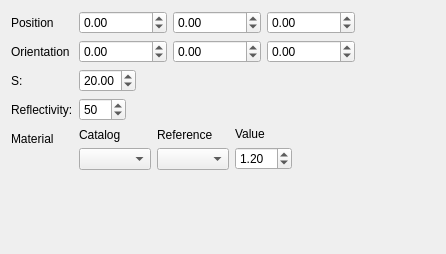
The window that freecad/pyoptools/GUI/BSCube.ui (cihologramas/freecad-pyoptools) describes before a commit, drawn with Qt 5.
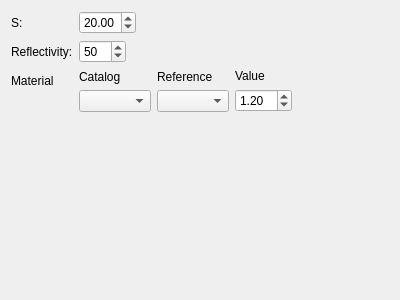
The same window after the commit.

Commit message:
Some dialogs updated to be able to use widgetMix
A new infrastructure was developed to simplify the reuse of widgets, and also to allow the design of such widgets with designer.

The edit to the form file:
```diff
--- a/freecad/pyoptools/GUI/BSCube.ui
+++ b/freecad/pyoptools/GUI/BSCube.ui
@@ -1,20 +1,20 @@
 <?xml version="1.0" encoding="UTF-8"?>
 <ui version="4.0">
- <class>Dialog</class>
- <widget class="QDialog" name="Dialog">
+ <class>Form</class>
+ <widget class="QWidget" name="Form">
   <property name="geometry">
    <rect>
     <x>0</x>
     <y>0</y>
-    <width>446</width>
-    <height>254</height>
+    <width>400</width>
+    <height>300</height>
    </rect>
   </property>
   <property name="windowTitle">
    <string>Dialog</string>
   </property>
-  <layout class="QHBoxLayout" name="horizontalLayout_4">
-   <item>
+  <layout class="QFormLayout" name="formLayout_2">
+   <item row="0" column="0">
     <layout class="QFormLayout" name="formLayout">
      <property name="sizeConstraint">
       <enum>QLayout::SetMaximumSize</enum>
@@ -23,112 +23,44 @@
       <enum>QFormLayout::ExpandingFieldsGrow</enum>
      </property>
      <item row="0" column="0">
-      <widget class="QLabel" name="label_10">
-       <property name="text">
-        <string>Position</string>
-       </property>
-      </widget>
-     </item>
-     <item row="0" column="1">
-      <layout class="QHBoxLayout" name="horizontalLayout_3">
-       <item>
-        <widget class="QDoubleSpinBox" name="Xpos">
-         <property name="minimum">
-          <double>-1000000.000000000000000</double>
-         </property>
-         <property name="maximum">
-          <double>1000000.000000000000000</double>
-         </property>
-        </widget>
-       </item>
-       <item>
-        <widget class="QDoubleSpinBox" name="Ypos">
-         <property name="minimum">
-          <double>-1000000.000000000000000</double>
-         </property>
-         <property name="maximum">
-          <double>1000000.000000000000000</double>
-         </property>
-        </widget>
-       </item>
-       <item>
-        <widget class="QDoubleSpinBox" name="Zpos">
-         <property name="minimum">
-          <double>-1000000.000000000000000</double>
-         </property>
-         <property name="maximum">
-          <double>1000000.000000000000000</double>
-         </property>
-        </widget>
-       </item>
-      </layout>
-     </item>
-     <item row="1" column="0">
-      <widget class="QLabel" name="label_7">
-       <property name="text">
-        <string>Orientation</string>
-       </property>
-      </widget>
-     </item>
-     <item row="1" column="1">
-      <layout class="QHBoxLayout" name="horizontalLayout">
-       <item>
-        <widget class="QDoubleSpinBox" name="Xrot">
-         <property name="minimum">
-          <double>-1000000.000000000000000</double>
-         </property>
-         <property name="maximum">
-          <double>1000000.000000000000000</double>
-         </property>
-        </widget>
-       </item>
-       <item>
-        <widget class="QDoubleSpinBox" name="Yrot">
-         <property name="minimum">
-          <double>-1000000.000000000000000</double>
-         </property>
-         <property name="maximum">
-          <double>1000000.000000000000000</double>
-         </property>
-         <property name="value">
-          <double>0.000000000000000</double>
-         </property>
-        </widget>
-       </item>
-       <item>
-        <widget class="QDoubleSpinBox" name="Zrot">
-         <property name="minimum">
-          <double>-1000000.000000000000000</double>
-         </property>
-         <property name="maximum">
-          <double>1000000.000000000000000</double>
-         </property>
-        </widget>
-       </item>
-      </layout>
-     </item>
-     <item row="2" column="0">
       <widget class="QLabel" name="label_2">
        <property name="text">
         <string>S:</string>
        </property>
       </widget>
      </item>
-     <item row="2" column="1">
+     <item row="0" column="1">
       <widget class="QDoubleSpinBox" name="S">
        <property name="value">
         <double>20.000000000000000</double>
        </property>
       </widget>
      </item>
-     <item row="4" column="0">
+     <item row="1" column="0">
+      <widget class="QLabel" name="label">
+       <property name="text">
+        <string>Reflectivity:</string>
+       </property>
+      </widget>
+     </item>
+     <item row="1" column="1">
+      <widget class="QSpinBox" name="Reflectivity">
+       <property name="maximum">
+        <number>100</number>
+       </property>
+       <property name="value">
+        <number>50</number>
+       </property>
+      </widget>
+     </item>
+     <item row="2" column="0">
       <widget class="QLabel" name="label_5">
        <property name="text">
         <string>Material</string>
        </property>
       </widget>
      </item>
-     <item row="4" column="1">
+     <item row="2" column="1">
       <layout class="QHBoxLayout" name="horizontalLayout_2">
        <item>
         <layout class="QVBoxLayout" name="verticalLayout_4">
@@ -184,23 +116,6 @@
        </item>
       </layout>
      </item>
-     <item row="3" column="0">
-      <widget class="QLabel" name="label">
-       <property name="text">
-        <string>Reflectivity:</string>
-       </property>
-      </widget>
-     </item>
-     <item row="3" column="1">
-      <widget class="QSpinBox" name="Reflectivity">
-       <property name="maximum">
-        <number>100</number>
-       </property>
-       <property name="value">
-        <number>50</number>
-       </property>
-      </widget>
-     </item>
     </layout>
    </item>
   </layout>
```
Left out of the diff: 2 changed lines with no effect on the pictures. The commit also changes 19 other files.
